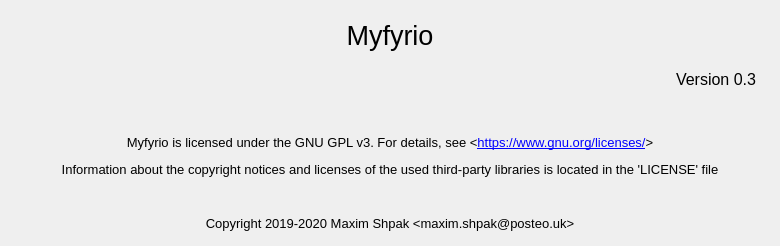
Before: the Qt Designer form myfyrio/static/ui/aboutwindow.ui in max-dw-i/myfyrio, drawn with Qt 5.
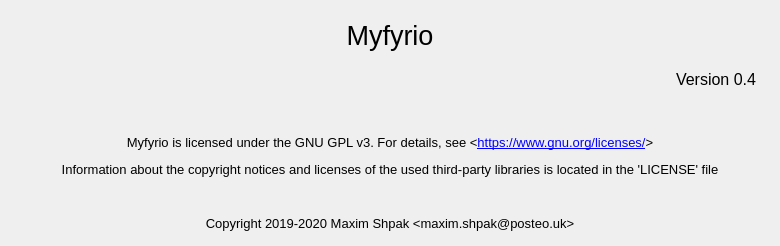
After: the same form once the commit is applied.

What changed in the file:
```diff
--- a/myfyrio/static/ui/aboutwindow.ui
+++ b/myfyrio/static/ui/aboutwindow.ui
@@ -66,7 +66,7 @@
           </font>
          </property>
          <property name="text">
-          <string>Version 0.3</string>
+          <string>Version 0.4</string>
          </property>
          <property name="alignment">
           <set>Qt::AlignRight|Qt::AlignTop|Qt::AlignTrailing</set>
```
